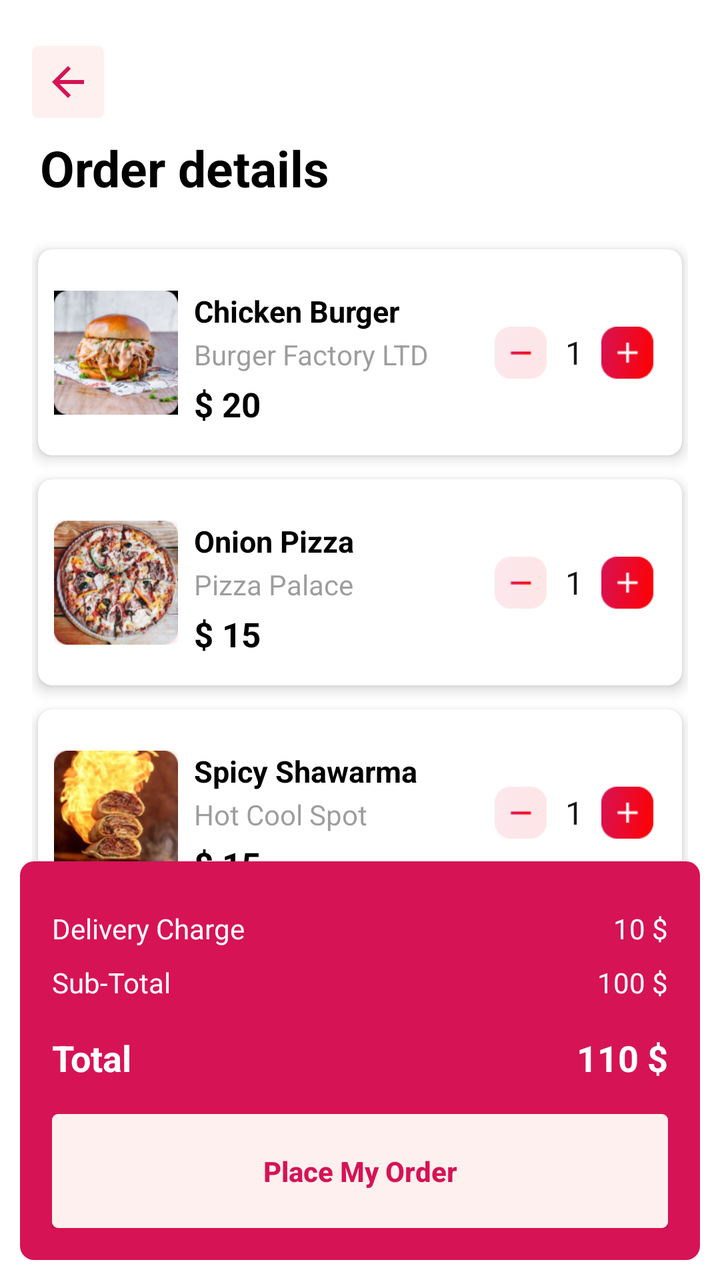
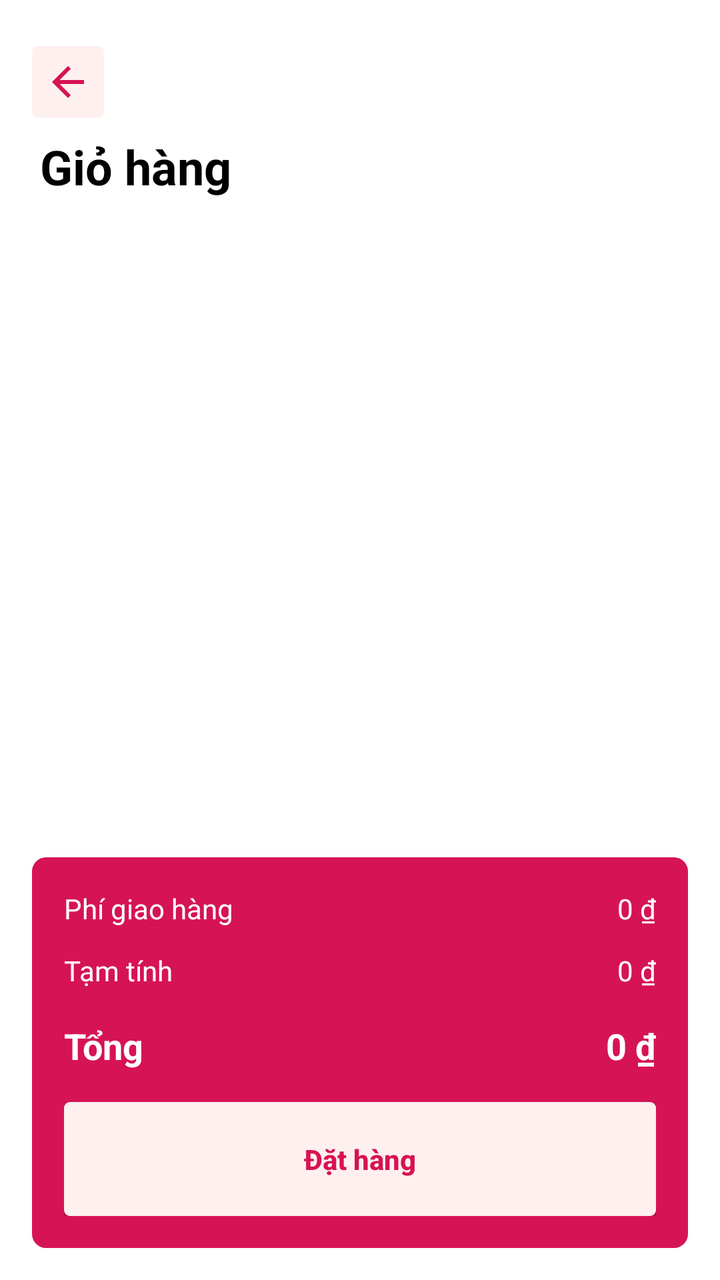

Screens rendered from an Android XML layout before and after an edit, with the pre-edit source and the edit as a unified diff.
<!-- AndroidManifest.xml: application theme Theme.FoodCouriers -->
<!-- res/layout/activity_cart.xml -->
<?xml version="1.0" encoding="utf-8"?>
<androidx.constraintlayout.widget.ConstraintLayout xmlns:android="http://schemas.android.com/apk/res/android"
    xmlns:app="http://schemas.android.com/apk/res-auto"
    android:id="@+id/rootOrderDetails"
    android:layout_width="match_parent"
    android:layout_height="match_parent"
    android:background="@android:color/white">

    <ImageButton
        android:id="@+id/btnBack"
        android:layout_width="36dp"
        android:layout_height="36dp"
        android:layout_marginStart="16dp"
        android:layout_marginTop="23dp"
        android:background="@drawable/bg_button_secondary"
        android:src="@drawable/ic_back"
        android:scaleType="centerInside"
        app:tint="@color/primary"
        android:contentDescription="@string/back"
        app:layout_constraintTop_toTopOf="parent"
        app:layout_constraintStart_toStartOf="parent" />


    <TextView
        android:id="@+id/tvTitle"
        android:layout_width="wrap_content"
        android:layout_height="wrap_content"
        android:layout_marginTop="8dp"
        android:text="Order details"
        android:layout_marginStart="20dp"
        android:textColor="@android:color/black"
        app:layout_constraintStart_toStartOf="parent"
        app:layout_constraintTop_toBottomOf="@+id/btnBack"
        android:textSize="25sp"
        android:textStyle="bold" />

    <androidx.core.widget.NestedScrollView
        android:id="@+id/scrollOrderDetails"
        android:layout_width="0dp"
        android:layout_height="0dp"
        android:fillViewport="true"
        app:layout_constraintBottom_toTopOf="@+id/layoutPlaceOrder"
        app:layout_constraintEnd_toEndOf="parent"
        app:layout_constraintStart_toStartOf="parent"
        app:layout_constraintTop_toBottomOf="@id/tvTitle"
        app:layout_constraintVertical_bias="0">

        <LinearLayout
            android:layout_width="match_parent"
            android:layout_height="wrap_content"
            android:layout_margin="16dp"
            android:orientation="vertical">

            <androidx.cardview.widget.CardView
                android:id="@+id/cardItem1"
                android:layout_width="match_parent"
                android:layout_height="103dp"
                android:layout_marginTop="8dp"
                android:layout_marginHorizontal="3dp"
                app:cardCornerRadius="7dp"
                app:cardElevation="4dp">

                <androidx.constraintlayout.widget.ConstraintLayout
                    android:layout_width="match_parent"
                    android:layout_height="match_parent"
                    android:padding="8dp">

                    
                    <ImageView
                        android:id="@+id/imgItem1"
                        android:layout_width="62dp"
                        android:layout_height="62dp"
                        android:background="@drawable/bg_button_secondary"
                        android:contentDescription="@string/image"
                        android:scaleType="centerCrop"
                        android:src="@drawable/img_menu_chicken_burger"
                        app:layout_constraintBottom_toBottomOf="parent"
                        app:layout_constraintStart_toStartOf="parent"
                        app:layout_constraintTop_toTopOf="parent" />

                    
                    <TextView
                        android:id="@+id/tvItem1Name"
                        android:layout_width="0dp"
                        android:layout_height="wrap_content"
                        android:layout_marginStart="8dp"
                        android:text="Chicken Burger"
                        android:textColor="@android:color/black"
                        android:textSize="15sp"
                        android:textStyle="bold"
                        app:layout_constraintEnd_toStartOf="@id/layoutQty1"
                        app:layout_constraintStart_toEndOf="@id/imgItem1"
                        app:layout_constraintTop_toTopOf="@id/imgItem1" />

                    
                    <TextView
                        android:id="@+id/tvItem1Restaurant"
                        android:layout_width="0dp"
                        android:layout_height="wrap_content"
                        android:layout_marginStart="8dp"
                        android:layout_marginTop="2dp"
                        android:text="Burger Factory LTD"
                        android:textColor="#803B3B3B"
                        android:textSize="14sp"
                        app:layout_constraintEnd_toStartOf="@id/layoutQty1"
                        app:layout_constraintStart_toEndOf="@id/imgItem1"
                        app:layout_constraintTop_toBottomOf="@id/tvItem1Name" />

                    
                    <TextView
                        android:id="@+id/tvItem1Price"
                        android:layout_width="wrap_content"
                        android:layout_height="wrap_content"
                        android:layout_marginStart="8dp"
                        android:layout_marginTop="4dp"
                        android:text="$ 20"
                        android:textColor="@android:color/black"
                        android:textSize="17sp"
                        android:textStyle="bold"
                        app:layout_constraintStart_toEndOf="@id/imgItem1"
                        app:layout_constraintTop_toBottomOf="@id/tvItem1Restaurant" />

                    
                    <LinearLayout
                        android:id="@+id/layoutQty1"
                        android:layout_width="92dp"
                        android:layout_height="26dp"
                        android:gravity="center"
                        android:orientation="horizontal"
                        android:paddingStart="6dp"
                        android:paddingEnd="6dp"
                        app:layout_constraintBottom_toBottomOf="parent"
                        app:layout_constraintEnd_toEndOf="parent"
                        app:layout_constraintTop_toTopOf="parent">

                        <ImageView
                            android:id="@+id/btnMinus1"
                            android:layout_width="0dp"
                            android:layout_height="match_parent"
                            android:layout_weight="1"
                            android:contentDescription="@string/decrease"
                            android:scaleType="centerInside"
                            android:src="@drawable/ic_decrease" />

                        <TextView
                            android:id="@+id/tvQty1"
                            android:layout_width="0dp"
                            android:layout_height="wrap_content"
                            android:layout_weight="1"
                            android:gravity="center"
                            android:text="1"
                            android:textColor="#181818"
                            android:textSize="16sp" />

                        <ImageView
                            android:id="@+id/btnPlus1"
                            android:layout_width="0dp"
                            android:layout_height="match_parent"
                            android:layout_weight="1"
                            android:contentDescription="@string/increase"
                            android:scaleType="centerInside"
                            android:src="@drawable/ic_increase" />
                    </LinearLayout>

                </androidx.constraintlayout.widget.ConstraintLayout>
            </androidx.cardview.widget.CardView>

            <androidx.cardview.widget.CardView
                android:id="@+id/cardItem2"
                android:layout_width="match_parent"
                android:layout_height="103dp"
                android:layout_marginTop="12dp"
                android:layout_marginHorizontal="3dp"
                app:cardCornerRadius="7dp"
                app:cardElevation="4dp">

                <androidx.constraintlayout.widget.ConstraintLayout
                    android:layout_width="match_parent"
                    android:layout_height="match_parent"
                    android:padding="8dp">

                    <ImageView
                        android:id="@+id/imgItem2"
                        android:layout_width="62dp"
                        android:layout_height="62dp"
                        android:background="@drawable/bg_button_secondary"
                        android:contentDescription="@string/image"
                        android:scaleType="centerCrop"
                        android:src="@drawable/img_menu_onion_pizza"
                        app:layout_constraintBottom_toBottomOf="parent"
                        app:layout_constraintStart_toStartOf="parent"
                        app:layout_constraintTop_toTopOf="parent" />

                    <TextView
                        android:id="@+id/tvItem2Name"
                        android:layout_width="0dp"
                        android:layout_height="wrap_content"
                        android:layout_marginStart="8dp"
                        android:text="Onion Pizza"
                        android:textColor="@android:color/black"
                        android:textSize="15sp"
                        android:textStyle="bold"
                        app:layout_constraintEnd_toStartOf="@id/layoutQty2"
                        app:layout_constraintStart_toEndOf="@id/imgItem2"
                        app:layout_constraintTop_toTopOf="@id/imgItem2" />

                    <TextView
                        android:id="@+id/tvItem2Restaurant"
                        android:layout_width="0dp"
                        android:layout_height="wrap_content"
                        android:layout_marginStart="8dp"
                        android:layout_marginTop="2dp"
                        android:text="Pizza Palace"
                        android:textColor="#803B3B3B"
                        android:textSize="14sp"
                        app:layout_constraintEnd_toStartOf="@id/layoutQty2"
                        app:layout_constraintStart_toEndOf="@id/imgItem2"
                        app:layout_constraintTop_toBottomOf="@id/tvItem2Name" />

                    <TextView
                        android:id="@+id/tvItem2Price"
                        android:layout_width="wrap_content"
                        android:layout_height="wrap_content"
                        android:layout_marginStart="8dp"
                        android:layout_marginTop="4dp"
                        android:text="$ 15"
                        android:textColor="@android:color/black"
                        android:textSize="17sp"
                        android:textStyle="bold"
                        app:layout_constraintStart_toEndOf="@id/imgItem2"
                        app:layout_constraintTop_toBottomOf="@id/tvItem2Restaurant" />

                    <LinearLayout
                        android:id="@+id/layoutQty2"
                        android:layout_width="92dp"
                        android:layout_height="26dp"
                        android:gravity="center"
                        android:orientation="horizontal"
                        android:paddingStart="6dp"
                        android:paddingEnd="6dp"
                        app:layout_constraintBottom_toBottomOf="parent"
                        app:layout_constraintEnd_toEndOf="parent"
                        app:layout_constraintTop_toTopOf="parent">

                        <ImageView
                            android:id="@+id/btnMinus2"
                            android:layout_width="0dp"
                            android:layout_height="match_parent"
                            android:layout_weight="1"
                            android:contentDescription="@string/decrease"
                            android:scaleType="centerInside"
                            android:src="@drawable/ic_decrease" />

                        <TextView
                            android:id="@+id/tvQty2"
                            android:layout_width="0dp"
                            android:layout_height="wrap_content"
                            android:layout_weight="1"
                            android:gravity="center"
                            android:text="1"
                            android:textColor="#181818"
                            android:textSize="16sp" />

                        <ImageView
                            android:id="@+id/btnPlus2"
                            android:layout_width="0dp"
                            android:layout_height="match_parent"
                            android:layout_weight="1"
                            android:contentDescription="@string/increase"
                            android:scaleType="centerInside"
                            android:src="@drawable/ic_increase" />
                    </LinearLayout>

                </androidx.constraintlayout.widget.ConstraintLayout>
            </androidx.cardview.widget.CardView>

            <androidx.cardview.widget.CardView
                android:id="@+id/cardItem"
                android:layout_width="match_parent"
                android:layout_height="103dp"
                android:layout_marginTop="12dp"
                android:layout_marginHorizontal="3dp"
                app:cardCornerRadius="7dp"
                app:cardElevation="4dp">

                <androidx.constraintlayout.widget.ConstraintLayout
                    android:layout_width="match_parent"
                    android:layout_height="match_parent"
                    android:padding="8dp">

                    <ImageView
                        android:id="@+id/imgItem4"
                        android:layout_width="62dp"
                        android:layout_height="62dp"
                        android:background="@drawable/bg_button_secondary"
                        android:contentDescription="@string/image"
                        android:scaleType="centerCrop"
                        android:src="@drawable/img_menu_spicy_shawarma"
                        app:layout_constraintBottom_toBottomOf="parent"
                        app:layout_constraintStart_toStartOf="parent"
                        app:layout_constraintTop_toTopOf="parent" />

                    <TextView
                        android:id="@+id/tvItem4Name"
                        android:layout_width="0dp"
                        android:layout_height="wrap_content"
                        android:layout_marginStart="8dp"
                        android:text="Spicy Shawarma"
                        android:textColor="@android:color/black"
                        android:textSize="15sp"
                        android:textStyle="bold"
                        app:layout_constraintEnd_toStartOf="@id/layoutQty4"
                        app:layout_constraintStart_toEndOf="@id/imgItem4"
                        app:layout_constraintTop_toTopOf="@id/imgItem4" />

                    <TextView
                        android:id="@+id/tvItem4Restaurant"
                        android:layout_width="0dp"
                        android:layout_height="wrap_content"
                        android:layout_marginStart="8dp"
                        android:layout_marginTop="2dp"
                        android:text="Hot Cool Spot"
                        android:textColor="#803B3B3B"
                        android:textSize="14sp"
                        app:layout_constraintEnd_toStartOf="@id/layoutQty4"
                        app:layout_constraintStart_toEndOf="@id/imgItem4"
                        app:layout_constraintTop_toBottomOf="@id/tvItem4Name" />

                    <TextView
                        android:id="@+id/tvItem4Price"
                        android:layout_width="wrap_content"
                        android:layout_height="wrap_content"
                        android:layout_marginStart="8dp"
                        android:layout_marginTop="4dp"
                        android:text="$ 15"
                        android:textColor="@android:color/black"
                        android:textSize="17sp"
                        android:textStyle="bold"
                        app:layout_constraintStart_toEndOf="@id/imgItem4"
                        app:layout_constraintTop_toBottomOf="@id/tvItem4Restaurant" />

                    <LinearLayout
                        android:id="@+id/layoutQty4"
                        android:layout_width="92dp"
                        android:layout_height="26dp"
                        android:gravity="center"
                        android:orientation="horizontal"
                        android:paddingStart="6dp"
                        android:paddingEnd="6dp"
                        app:layout_constraintBottom_toBottomOf="parent"
                        app:layout_constraintEnd_toEndOf="parent"
                        app:layout_constraintTop_toTopOf="parent">

                        <ImageView
                            android:layout_width="0dp"
                            android:layout_height="match_parent"
                            android:layout_weight="1"
                            android:contentDescription="@string/decrease"
                            android:scaleType="centerInside"
                            android:src="@drawable/ic_decrease" />

                        <TextView
                            android:layout_width="0dp"
                            android:layout_height="wrap_content"
                            android:layout_weight="1"
                            android:gravity="center"
                            android:text="1"
                            android:textColor="#181818"
                            android:textSize="16sp" />

                        <ImageView
                            android:layout_width="0dp"
                            android:layout_height="match_parent"
                            android:layout_weight="1"
                            android:contentDescription="@string/increase"
                            android:scaleType="centerInside"
                            android:src="@drawable/ic_increase" />
                    </LinearLayout>

                </androidx.constraintlayout.widget.ConstraintLayout>
            </androidx.cardview.widget.CardView>

            <androidx.cardview.widget.CardView
                android:id="@+id/cardItem3"
                android:layout_width="match_parent"
                android:layout_height="103dp"
                android:layout_marginTop="12dp"
                android:layout_marginHorizontal="3dp"
                app:cardCornerRadius="7dp"
                app:cardElevation="4dp">

                <androidx.constraintlayout.widget.ConstraintLayout
                    android:layout_width="match_parent"
                    android:layout_height="match_parent"
                    android:padding="8dp">

                    <ImageView
                        android:id="@+id/imgItem3"
                        android:layout_width="62dp"
                        android:layout_height="62dp"
                        android:background="@drawable/bg_button_secondary"
                        android:contentDescription="@string/image"
                        android:scaleType="centerCrop"
                        android:src="@drawable/img_menu_spicy_shawarma"
                        app:layout_constraintBottom_toBottomOf="parent"
                        app:layout_constraintStart_toStartOf="parent"
                        app:layout_constraintTop_toTopOf="parent" />

                    <TextView
                        android:id="@+id/tvItem3Name"
                        android:layout_width="0dp"
                        android:layout_height="wrap_content"
                        android:layout_marginStart="8dp"
                        android:text="Spicy Shawarma"
                        android:textColor="@android:color/black"
                        android:textSize="15sp"
                        android:textStyle="bold"
                        app:layout_constraintEnd_toStartOf="@id/layoutQty3"
                        app:layout_constraintStart_toEndOf="@id/imgItem3"
                        app:layout_constraintTop_toTopOf="@id/imgItem3" />

                    <TextView
                        android:id="@+id/tvItem3Restaurant"
                        android:layout_width="0dp"
                        android:layout_height="wrap_content"
                        android:layout_marginStart="8dp"
                        android:layout_marginTop="2dp"
                        android:text="Hot Cool Spot"
                        android:textColor="#803B3B3B"
                        android:textSize="14sp"
                        app:layout_constraintEnd_toStartOf="@id/layoutQty3"
                        app:layout_constraintStart_toEndOf="@id/imgItem3"
                        app:layout_constraintTop_toBottomOf="@id/tvItem3Name" />

                    <TextView
                        android:id="@+id/tvItem3Price"
                        android:layout_width="wrap_content"
                        android:layout_height="wrap_content"
                        android:layout_marginStart="8dp"
                        android:layout_marginTop="4dp"
                        android:text="$ 15"
                        android:textColor="@android:color/black"
                        android:textSize="17sp"
                        android:textStyle="bold"
                        app:layout_constraintStart_toEndOf="@id/imgItem3"
                        app:layout_constraintTop_toBottomOf="@id/tvItem3Restaurant" />

                    <LinearLayout
                        android:id="@+id/layoutQty3"
                        android:layout_width="92dp"
                        android:layout_height="26dp"
                        android:gravity="center"
                        android:orientation="horizontal"
                        android:paddingStart="6dp"
                        android:paddingEnd="6dp"
                        app:layout_constraintBottom_toBottomOf="parent"
                        app:layout_constraintEnd_toEndOf="parent"
                        app:layout_constraintTop_toTopOf="parent">

                        <ImageView
                            android:id="@+id/btnMinus3"
                            android:layout_width="0dp"
                            android:layout_height="match_parent"
                            android:layout_weight="1"
                            android:contentDescription="@string/decrease"
                            android:scaleType="centerInside"
                            android:src="@drawable/ic_decrease" />

                        <TextView
                            android:id="@+id/tvQty3"
                            android:layout_width="0dp"
                            android:layout_height="wrap_content"
                            android:layout_weight="1"
                            android:gravity="center"
                            android:text="1"
                            android:textColor="#181818"
                            android:textSize="16sp" />

                        <ImageView
                            android:id="@+id/btnPlus3"
                            android:layout_width="0dp"
                            android:layout_height="match_parent"
                            android:layout_weight="1"
                            android:contentDescription="@string/increase"
                            android:scaleType="centerInside"
                            android:src="@drawable/ic_increase" />
                    </LinearLayout>

                </androidx.constraintlayout.widget.ConstraintLayout>
            </androidx.cardview.widget.CardView>

            <View
                android:layout_width="0dp"
                android:layout_height="3dp"/>
        </LinearLayout>
    </androidx.core.widget.NestedScrollView>

    <androidx.constraintlayout.widget.ConstraintLayout
        android:id="@+id/layoutPlaceOrder"
        android:layout_width="match_parent"
        android:layout_height="wrap_content"
        android:layout_margin="10dp"
        android:background="@drawable/bg_button_primary"
        android:padding="16dp"
        app:layout_constraintBottom_toBottomOf="parent"
        app:layout_constraintEnd_toEndOf="parent"
        app:layout_constraintStart_toStartOf="parent">


        
        <TextView
            android:id="@+id/tvDeliveryLabel"
            android:layout_width="wrap_content"
            android:layout_height="wrap_content"
            android:layout_marginTop="8dp"
            android:text="Delivery Charge"
            android:textColor="@android:color/white"
            android:textSize="14sp"
            app:layout_constraintStart_toStartOf="parent"
            app:layout_constraintTop_toTopOf="parent" />

        <TextView
            android:id="@+id/tvDeliveryValue"
            android:layout_width="wrap_content"
            android:layout_height="wrap_content"
            android:text="10 $"
            android:textColor="@android:color/white"
            android:textSize="14sp"
            app:layout_constraintBottom_toBottomOf="@id/tvDeliveryLabel"
            app:layout_constraintEnd_toEndOf="parent"
            app:layout_constraintTop_toTopOf="@id/tvDeliveryLabel" />

        
        <TextView
            android:id="@+id/tvSubTotalLabel"
            android:layout_width="wrap_content"
            android:layout_height="wrap_content"
            android:layout_marginTop="8dp"
            android:text="Sub-Total"
            android:textColor="@android:color/white"
            android:textSize="14sp"
            app:layout_constraintStart_toStartOf="parent"
            app:layout_constraintTop_toBottomOf="@id/tvDeliveryLabel" />

        <TextView
            android:id="@+id/tvSubTotalValue"
            android:layout_width="wrap_content"
            android:layout_height="wrap_content"
            android:text="100 $"
            android:textColor="@android:color/white"
            android:textSize="14sp"
            app:layout_constraintBottom_toBottomOf="@id/tvSubTotalLabel"
            app:layout_constraintEnd_toEndOf="parent"
            app:layout_constraintTop_toTopOf="@id/tvSubTotalLabel" />

        
        <TextView
            android:id="@+id/tvTotalLabel"
            android:layout_width="wrap_content"
            android:layout_height="wrap_content"
            android:layout_marginTop="16dp"
            android:text="Total"
            android:textColor="@android:color/white"
            android:textSize="18sp"
            android:textStyle="bold"
            app:layout_constraintStart_toStartOf="parent"
            app:layout_constraintTop_toBottomOf="@id/tvSubTotalLabel" />

        <TextView
            android:id="@+id/tvTotalValue"
            android:layout_width="wrap_content"
            android:layout_height="wrap_content"
            android:text="110 $"
            android:textColor="@android:color/white"
            android:textSize="18sp"
            android:textStyle="bold"
            app:layout_constraintBottom_toBottomOf="@id/tvTotalLabel"
            app:layout_constraintEnd_toEndOf="parent"
            app:layout_constraintTop_toTopOf="@id/tvTotalLabel" />

        <androidx.appcompat.widget.AppCompatButton
            android:id="@+id/btnPlaceOrder"
            android:layout_width="0dp"
            android:layout_height="57dp"
            android:layout_marginTop="16dp"
            android:background="@drawable/bg_button_secondary"
            android:elevation="20dp"
            android:text="Place My Order"
            android:textAllCaps="false"
            android:textColor="#D61355"
            android:textSize="14sp"
            android:textStyle="bold"
            app:layout_constraintBottom_toBottomOf="parent"
            app:layout_constraintEnd_toEndOf="parent"
            app:layout_constraintStart_toStartOf="parent"
            app:layout_constraintTop_toBottomOf="@id/tvTotalLabel" />

    </androidx.constraintlayout.widget.ConstraintLayout>
</androidx.constraintlayout.widget.ConstraintLayout>
<!-- resources referenced by this layout -->
<resources>
  <color name="primary">#D61355</color>
  <!-- drawable bg_button_primary (drawable) -->
  <?xml version="1.0" encoding="utf-8"?>
  <shape xmlns:android="http://schemas.android.com/apk/res/android"
      android:shape="rectangle">
      <solid android:color="@color/primary" />
      <corners android:radius="7dp" />
  </shape>
  <!-- drawable bg_button_secondary (drawable) -->
  <?xml version="1.0" encoding="utf-8"?>
  <shape xmlns:android="http://schemas.android.com/apk/res/android"
      android:shape="rectangle">
      <solid android:color="@color/pink" />
      <corners android:radius="3dp" />
  </shape>
  <!-- drawable ic_back (drawable) -->
  <?xml version="1.0" encoding="utf-8"?>
  <vector xmlns:android="http://schemas.android.com/apk/res/android"
      android:width="24dp"
      android:height="24dp"
      android:viewportWidth="24"
      android:viewportHeight="24">
  
      
      <path
          android:pathData="M20,11H7.83L13.41,5.41L12,4L4,12L12,20L13.41,18.59L7.83,13H20V11Z"
          android:fillColor="#FFFFFFFF" />
  </vector>
  <!-- drawable ic_decrease: png bitmap (drawable, 2774 bytes) -->
  <!-- drawable ic_increase: png bitmap (drawable, 4090 bytes) -->
  <!-- drawable img_menu_chicken_burger: png bitmap (drawable, 37528 bytes) -->
  <!-- drawable img_menu_onion_pizza: png bitmap (drawable, 50367 bytes) -->
  <!-- drawable img_menu_spicy_shawarma: png bitmap (drawable, 44225 bytes) -->
  <string name="back">Back</string>
  <string name="decrease">Decrease</string>
  <string name="image">Image</string>
  <string name="increase">Increase</string>
  <style name="Theme.FoodCouriers" parent="Base.Theme.FoodCouriers" />
  <color name="pink">#FFF0F0</color>
  <style name="Base.Theme.FoodCouriers" parent="Theme.Material3.DayNight.NoActionBar">
          
          <item name="colorPrimary">@color/primary</item>
          <item name="colorPrimaryVariant">@color/primary</item>
          <item name="colorOnPrimary">@color/white</item>
          
          <item name="colorSecondary">@color/pink</item>
          <item name="colorSecondaryVariant">@color/pink</item>
          <item name="colorOnSecondary">@color/black</item>
          
          <item name="android:statusBarColor">?attr/colorPrimaryVariant</item>
  
          
          <item name="colorControlActivated">@color/primary</item>
          <item name="android:textColorHighlight">@color/pink</item>
      </style>
  <color name="white">#FFFFFF</color>
  <color name="black">#FF000000</color>
</resources>

<!-- the commit's change to res/layout/activity_cart.xml (unified diff, before → after) -->
@@ -1,7 +1,7 @@
 <?xml version="1.0" encoding="utf-8"?>
 <androidx.constraintlayout.widget.ConstraintLayout xmlns:android="http://schemas.android.com/apk/res/android"
     xmlns:app="http://schemas.android.com/apk/res-auto"
-    android:id="@+id/rootOrderDetails"
+    android:id="@+id/rootCart"
     android:layout_width="match_parent"
     android:layout_height="match_parent"
     android:background="@android:color/white">
@@ -13,507 +13,82 @@
         android:layout_marginStart="16dp"
         android:layout_marginTop="23dp"
         android:background="@drawable/bg_button_secondary"
+        android:contentDescription="@string/back"
+        android:scaleType="centerInside"
         android:src="@drawable/ic_back"
-        android:scaleType="centerInside"
-        app:tint="@color/primary"
-        android:contentDescription="@string/back"
+        app:layout_constraintStart_toStartOf="parent"
         app:layout_constraintTop_toTopOf="parent"
-        app:layout_constraintStart_toStartOf="parent" />
-
+        app:tint="@color/primary" />
 
     <TextView
         android:id="@+id/tvTitle"
         android:layout_width="wrap_content"
         android:layout_height="wrap_content"
+        android:layout_marginStart="20dp"
         android:layout_marginTop="8dp"
-        android:text="Order details"
-        android:layout_marginStart="20dp"
+        android:text="@string/cart"
         android:textColor="@android:color/black"
+        android:textSize="24sp"
+        android:textStyle="bold"
         app:layout_constraintStart_toStartOf="parent"
-        app:layout_constraintTop_toBottomOf="@+id/btnBack"
-        android:textSize="25sp"
-        android:textStyle="bold" />
+        app:layout_constraintTop_toBottomOf="@id/btnBack" />
 
-    <androidx.core.widget.NestedScrollView
-        android:id="@+id/scrollOrderDetails"
+    <ListView
+        android:id="@+id/listCartItems"
         android:layout_width="0dp"
         android:layout_height="0dp"
-        android:fillViewport="true"
+        android:divider="@android:color/transparent"
+        android:dividerHeight="12dp"
+        android:layout_marginTop="10dp"
+        android:scrollbars="none"
+        android:listSelector="@android:color/transparent"
+        android:paddingStart="16dp"
+        android:paddingEnd="16dp"
         app:layout_constraintBottom_toTopOf="@+id/layoutPlaceOrder"
         app:layout_constraintEnd_toEndOf="parent"
         app:layout_constraintStart_toStartOf="parent"
-        app:layout_constraintTop_toBottomOf="@id/tvTitle"
-        app:layout_constraintVertical_bias="0">
+        app:layout_constraintTop_toBottomOf="@+id/tvTitle" />
 
-        <LinearLayout
-            android:layout_width="match_parent"
-            android:layout_height="wrap_content"
-            android:layout_margin="16dp"
-            android:orientation="vertical">
+    <TextView
+        android:id="@+id/tvEmptyCart"
+        android:layout_width="wrap_content"
+        android:layout_height="wrap_content"
+        android:text="@string/cart_empty"
+        android:textColor="@color/gray"
+        android:textSize="14sp"
+        android:visibility="gone"
+        app:layout_constraintBottom_toTopOf="@id/layoutPlaceOrder"
+        app:layout_constraintEnd_toEndOf="parent"
+        app:layout_constraintStart_toStartOf="parent"
+        app:layout_constraintTop_toBottomOf="@id/tvTitle" />
 
-            <androidx.cardview.widget.CardView
-                android:id="@+id/cardItem1"
-                android:layout_width="match_parent"
-                android:layout_height="103dp"
-                android:layout_marginTop="8dp"
-                android:layout_marginHorizontal="3dp"
-                app:cardCornerRadius="7dp"
-                app:cardElevation="4dp">
-
-                <androidx.constraintlayout.widget.ConstraintLayout
-                    android:layout_width="match_parent"
-                    android:layout_height="match_parent"
-                    android:padding="8dp">
-
-                    
-                    <ImageView
-                        android:id="@+id/imgItem1"
-                        android:layout_width="62dp"
-                        android:layout_height="62dp"
-                        android:background="@drawable/bg_button_secondary"
-                        android:contentDescription="@string/image"
-                        android:scaleType="centerCrop"
-                        android:src="@drawable/img_menu_chicken_burger"
-                        app:layout_constraintBottom_toBottomOf="parent"
-                        app:layout_constraintStart_toStartOf="parent"
-                        app:layout_constraintTop_toTopOf="parent" />
-
-                    
-                    <TextView
-                        android:id="@+id/tvItem1Name"
-                        android:layout_width="0dp"
-                        android:layout_height="wrap_content"
-                        android:layout_marginStart="8dp"
-                        android:text="Chicken Burger"
-                        android:textColor="@android:color/black"
-                        android:textSize="15sp"
-                        android:textStyle="bold"
-                        app:layout_constraintEnd_toStartOf="@id/layoutQty1"
-                        app:layout_constraintStart_toEndOf="@id/imgItem1"
-                        app:layout_constraintTop_toTopOf="@id/imgItem1" />
-
-                    
-                    <TextView
-                        android:id="@+id/tvItem1Restaurant"
-                        android:layout_width="0dp"
-                        android:layout_height="wrap_content"
-                        android:layout_marginStart="8dp"
-                        android:layout_marginTop="2dp"
-                        android:text="Burger Factory LTD"
-                        android:textColor="#803B3B3B"
-                        android:textSize="14sp"
-                        app:layout_constraintEnd_toStartOf="@id/layoutQty1"
-                        app:layout_constraintStart_toEndOf="@id/imgItem1"
-                        app:layout_constraintTop_toBottomOf="@id/tvItem1Name" />
-
-                    
-                    <TextView
-                        android:id="@+id/tvItem1Price"
-                        android:layout_width="wrap_content"
-                        android:layout_height="wrap_content"
-                        android:layout_marginStart="8dp"
-                        android:layout_marginTop="4dp"
-                        android:text="$ 20"
-                        android:textColor="@android:color/black"
-                        android:textSize="17sp"
-                        android:textStyle="bold"
-                        app:layout_constraintStart_toEndOf="@id/imgItem1"
-                        app:layout_constraintTop_toBottomOf="@id/tvItem1Restaurant" />
-
-                    
-                    <LinearLayout
-                        android:id="@+id/layoutQty1"
-                        android:layout_width="92dp"
-                        android:layout_height="26dp"
-                        android:gravity="center"
-                        android:orientation="horizontal"
-                        android:paddingStart="6dp"
-                        android:paddingEnd="6dp"
-                        app:layout_constraintBottom_toBottomOf="parent"
-                        app:layout_constraintEnd_toEndOf="parent"
-                        app:layout_constraintTop_toTopOf="parent">
-
-                        <ImageView
-                            android:id="@+id/btnMinus1"
-                            android:layout_width="0dp"
-                            android:layout_height="match_parent"
-                            android:layout_weight="1"
-                            android:contentDescription="@string/decrease"
-                            android:scaleType="centerInside"
-                            android:src="@drawable/ic_decrease" />
-
-                        <TextView
-                            android:id="@+id/tvQty1"
-                            android:layout_width="0dp"
-                            android:layout_height="wrap_content"
-                            android:layout_weight="1"
-                            android:gravity="center"
-                            android:text="1"
-                            android:textColor="#181818"
-                            android:textSize="16sp" />
-
-                        <ImageView
-                            android:id="@+id/btnPlus1"
-                            android:layout_width="0dp"
-                            android:layout_height="match_parent"
-                            android:layout_weight="1"
-                            android:contentDescription="@string/increase"
-                            android:scaleType="centerInside"
-                            android:src="@drawable/ic_increase" />
-                    </LinearLayout>
-
-                </androidx.constraintlayout.widget.ConstraintLayout>
-            </androidx.cardview.widget.CardView>
-
-            <androidx.cardview.widget.CardView
-                android:id="@+id/cardItem2"
-                android:layout_width="match_parent"
-                android:layout_height="103dp"
-                android:layout_marginTop="12dp"
-                android:layout_marginHorizontal="3dp"
-                app:cardCornerRadius="7dp"
-                app:cardElevation="4dp">
-
-                <androidx.constraintlayout.widget.ConstraintLayout
-                    android:layout_width="match_parent"
-                    android:layout_height="match_parent"
-                    android:padding="8dp">
-
-                    <ImageView
-                        android:id="@+id/imgItem2"
-                        android:layout_width="62dp"
-                        android:layout_height="62dp"
-                        android:background="@drawable/bg_button_secondary"
-                        android:contentDescription="@string/image"
-                        android:scaleType="centerCrop"
-                        android:src="@drawable/img_menu_onion_pizza"
-                        app:layout_constraintBottom_toBottomOf="parent"
-                        app:layout_constraintStart_toStartOf="parent"
-                        app:layout_constraintTop_toTopOf="parent" />
-
-                    <TextView
-                        android:id="@+id/tvItem2Name"
-                        android:layout_width="0dp"
-                        android:layout_height="wrap_content"
-                        android:layout_marginStart="8dp"
-                        android:text="Onion Pizza"
-                        android:textColor="@android:color/black"
-                        android:textSize="15sp"
-                        android:textStyle="bold"
-                        app:layout_constraintEnd_toStartOf="@id/layoutQty2"
-                        app:layout_constraintStart_toEndOf="@id/imgItem2"
-                        app:layout_constraintTop_toTopOf="@id/imgItem2" />
-
-                    <TextView
-                        android:id="@+id/tvItem2Restaurant"
-                        android:layout_width="0dp"
-                        android:layout_height="wrap_content"
-                        android:layout_marginStart="8dp"
-                        android:layout_marginTop="2dp"
-                        android:text="Pizza Palace"
-                        android:textColor="#803B3B3B"
-                        android:textSize="14sp"
-                        app:layout_constraintEnd_toStartOf="@id/layoutQty2"
-                        app:layout_constraintStart_toEndOf="@id/imgItem2"
-                        app:layout_constraintTop_toBottomOf="@id/tvItem2Name" />
-
-                    <TextView
-                        android:id="@+id/tvItem2Price"
-                        android:layout_width="wrap_content"
-                        android:layout_height="wrap_content"
-                        android:layout_marginStart="8dp"
-                        android:layout_marginTop="4dp"
-                        android:text="$ 15"
-                        android:textColor="@android:color/black"
-                        android:textSize="17sp"
-                        android:textStyle="bold"
-                        app:layout_constraintStart_toEndOf="@id/imgItem2"
-                        app:layout_constraintTop_toBottomOf="@id/tvItem2Restaurant" />
-
-                    <LinearLayout
-                        android:id="@+id/layoutQty2"
-                        android:layout_width="92dp"
-                        android:layout_height="26dp"
-                        android:gravity="center"
-                        android:orientation="horizontal"
-                        android:paddingStart="6dp"
-                        android:paddingEnd="6dp"
-                        app:layout_constraintBottom_toBottomOf="parent"
-                        app:layout_constraintEnd_toEndOf="parent"
-                        app:layout_constraintTop_toTopOf="parent">
-
-                        <ImageView
-                            android:id="@+id/btnMinus2"
-                            android:layout_width="0dp"
-                            android:layout_height="match_parent"
-                            android:layout_weight="1"
-                            android:contentDescription="@string/decrease"
-                            android:scaleType="centerInside"
-                            android:src="@drawable/ic_decrease" />
-
-                        <TextView
-                            android:id="@+id/tvQty2"
-                            android:layout_width="0dp"
-                            android:layout_height="wrap_content"
-                            android:layout_weight="1"
-                            android:gravity="center"
-                            android:text="1"
-                            android:textColor="#181818"
-                            android:textSize="16sp" />
-
-                        <ImageView
-                            android:id="@+id/btnPlus2"
-                            android:layout_width="0dp"
-                            android:layout_height="match_parent"
-                            android:layout_weight="1"
-                            android:contentDescription="@string/increase"
-                            android:scaleType="centerInside"
-                            android:src="@drawable/ic_increase" />
-                    </LinearLayout>
-
-                </androidx.constraintlayout.widget.ConstraintLayout>
-            </androidx.cardview.widget.CardView>
-
-            <androidx.cardview.widget.CardView
-                android:id="@+id/cardItem"
-                android:layout_width="match_parent"
-                android:layout_height="103dp"
-                android:layout_marginTop="12dp"
-                android:layout_marginHorizontal="3dp"
-                app:cardCornerRadius="7dp"
-                app:cardElevation="4dp">
-
-                <androidx.constraintlayout.widget.ConstraintLayout
-                    android:layout_width="match_parent"
-                    android:layout_height="match_parent"
-                    android:padding="8dp">
-
-                    <ImageView
-                        android:id="@+id/imgItem4"
-                        android:layout_width="62dp"
-                        android:layout_height="62dp"
-                        android:background="@drawable/bg_button_secondary"
-                        android:contentDescription="@string/image"
-                        android:scaleType="centerCrop"
-                        android:src="@drawable/img_menu_spicy_shawarma"
-                        app:layout_constraintBottom_toBottomOf="parent"
-                        app:layout_constraintStart_toStartOf="parent"
-                        app:layout_constraintTop_toTopOf="parent" />
-
-                    <TextView
-                        android:id="@+id/tvItem4Name"
-                        android:layout_width="0dp"
-                        android:layout_height="wrap_content"
-                        android:layout_marginStart="8dp"
-                        android:text="Spicy Shawarma"
-                        android:textColor="@android:color/black"
-                        android:textSize="15sp"
-                        android:textStyle="bold"
-                        app:layout_constraintEnd_toStartOf="@id/layoutQty4"
-                        app:layout_constraintStart_toEndOf="@id/imgItem4"
-                        app:layout_constraintTop_toTopOf="@id/imgItem4" />
-
-                    <TextView
-                        android:id="@+id/tvItem4Restaurant"
-                        android:layout_width="0dp"
-                        android:layout_height="wrap_content"
-                        android:layout_marginStart="8dp"
-                        android:layout_marginTop="2dp"
-                        android:text="Hot Cool Spot"
-                        android:textColor="#803B3B3B"
-                        android:textSize="14sp"
-                        app:layout_constraintEnd_toStartOf="@id/layoutQty4"
-                        app:layout_constraintStart_toEndOf="@id/imgItem4"
-                        app:layout_constraintTop_toBottomOf="@id/tvItem4Name" />
-
-                    <TextView
-                        android:id="@+id/tvItem4Price"
-                        android:layout_width="wrap_content"
-                        android:layout_height="wrap_content"
-                        android:layout_marginStart="8dp"
-                        android:layout_marginTop="4dp"
-                        android:text="$ 15"
-                        android:textColor="@android:color/black"
-                        android:textSize="17sp"
-                        android:textStyle="bold"
-                        app:layout_constraintStart_toEndOf="@id/imgItem4"
-                        app:layout_constraintTop_toBottomOf="@id/tvItem4Restaurant" />
-
-                    <LinearLayout
-                        android:id="@+id/layoutQty4"
-                        android:layout_width="92dp"
-                        android:layout_height="26dp"
-                        android:gravity="center"
-                        android:orientation="horizontal"
-                        android:paddingStart="6dp"
-                        android:paddingEnd="6dp"
-                        app:layout_constraintBottom_toBottomOf="parent"
-                        app:layout_constraintEnd_toEndOf="parent"
-                        app:layout_constraintTop_toTopOf="parent">
-
-                        <ImageView
-                            android:layout_width="0dp"
-                            android:layout_height="match_parent"
-                            android:layout_weight="1"
-                            android:contentDescription="@string/decrease"
-                            android:scaleType="centerInside"
-                            android:src="@drawable/ic_decrease" />
-
-                        <TextView
-                            android:layout_width="0dp"
-                            android:layout_height="wrap_content"
-                            android:layout_weight="1"
-                            android:gravity="center"
-                            android:text="1"
-                            android:textColor="#181818"
-                            android:textSize="16sp" />
-
-                        <ImageView
-                            android:layout_width="0dp"
-                            android:layout_height="match_parent"
-                            android:layout_weight="1"
-                            android:contentDescription="@string/increase"
-                            android:scaleType="centerInside"
-                            android:src="@drawable/ic_increase" />
-                    </LinearLayout>
-
-                </androidx.constraintlayout.widget.ConstraintLayout>
-            </androidx.cardview.widget.CardView>
-
-            <androidx.cardview.widget.CardView
-                android:id="@+id/cardItem3"
-                android:layout_width="match_parent"
-                android:layout_height="103dp"
-                android:layout_marginTop="12dp"
-                android:layout_marginHorizontal="3dp"
-                app:cardCornerRadius="7dp"
-                app:cardElevation="4dp">
-
-                <androidx.constraintlayout.widget.ConstraintLayout
-                    android:layout_width="match_parent"
-                    android:layout_height="match_parent"
-                    android:padding="8dp">
-
-                    <ImageView
-                        android:id="@+id/imgItem3"
-                        android:layout_width="62dp"
-                        android:layout_height="62dp"
-                        android:background="@drawable/bg_button_secondary"
-                        android:contentDescription="@string/image"
-                        android:scaleType="centerCrop"
-                        android:src="@drawable/img_menu_spicy_shawarma"
-                        app:layout_constraintBottom_toBottomOf="parent"
-                        app:layout_constraintStart_toStartOf="parent"
-                        app:layout_constraintTop_toTopOf="parent" />
-
-                    <TextView
-                        android:id="@+id/tvItem3Name"
-                        android:layout_width="0dp"
-                        android:layout_height="wrap_content"
-                        android:layout_marginStart="8dp"
-                        android:text="Spicy Shawarma"
-                        android:textColor="@android:color/black"
-                        android:textSize="15sp"
-                        android:textStyle="bold"
-                        app:layout_constraintEnd_toStartOf="@id/layoutQty3"
-                        app:layout_constraintStart_toEndOf="@id/imgItem3"
-                        app:layout_constraintTop_toTopOf="@id/imgItem3" />
-
-                    <TextView
-                        android:id="@+id/tvItem3Restaurant"
-                        android:layout_width="0dp"
-                        android:layout_height="wrap_content"
-                        android:layout_marginStart="8dp"
-                        android:layout_marginTop="2dp"
-                        android:text="Hot Cool Spot"
-                        android:textColor="#803B3B3B"
-                        android:textSize="14sp"
-                        app:layout_constraintEnd_toStartOf="@id/layoutQty3"
-                        app:layout_constraintStart_toEndOf="@id/imgItem3"
-                        app:layout_constraintTop_toBottomOf="@id/tvItem3Name" />
-
-                    <TextView
-                        android:id="@+id/tvItem3Price"
-                        android:layout_width="wrap_content"
-                        android:layout_height="wrap_content"
-                        android:layout_marginStart="8dp"
-                        android:layout_marginTop="4dp"
-                        android:text="$ 15"
-                        android:textColor="@android:color/black"
-                        android:textSize="17sp"
-                        android:textStyle="bold"
-                        app:layout_constraintStart_toEndOf="@id/imgItem3"
-                        app:layout_constraintTop_toBottomOf="@id/tvItem3Restaurant" />
-
-                    <LinearLayout
-                        android:id="@+id/layoutQty3"
-                        android:layout_width="92dp"
-                        android:layout_height="26dp"
-                        android:gravity="center"
-                        android:orientation="horizontal"
-                        android:paddingStart="6dp"
-                        android:paddingEnd="6dp"
-                        app:layout_constraintBottom_toBottomOf="parent"
-                        app:layout_constraintEnd_toEndOf="parent"
-                        app:layout_constraintTop_toTopOf="parent">
-
-                        <ImageView
-                            android:id="@+id/btnMinus3"
-                            android:layout_width="0dp"
-                            android:layout_height="match_parent"
-                            android:layout_weight="1"
-                            android:contentDescription="@string/decrease"
-                            android:scaleType="centerInside"
-                            android:src="@drawable/ic_decrease" />
-
-                        <TextView
-                            android:id="@+id/tvQty3"
-                            android:layout_width="0dp"
-                            android:layout_height="wrap_content"
-                            android:layout_weight="1"
-                            android:gravity="center"
-                            android:text="1"
-                            android:textColor="#181818"
-                            android:textSize="16sp" />
-
-                        <ImageView
-                            android:id="@+id/btnPlus3"
-                            android:layout_width="0dp"
-                            android:layout_height="match_parent"
-                            android:layout_weight="1"
-                            android:contentDescription="@string/increase"
-                            android:scaleType="centerInside"
-                            android:src="@drawable/ic_increase" />
-                    </LinearLayout>
-
-                </androidx.constraintlayout.widget.ConstraintLayout>
-            </androidx.cardview.widget.CardView>
-
-            <View
-                android:layout_width="0dp"
-                android:layout_height="3dp"/>
-        </LinearLayout>
-    </androidx.core.widget.NestedScrollView>
+    <ProgressBar
+        android:id="@+id/progressCart"
+        android:layout_width="48dp"
+        android:layout_height="48dp"
+        android:indeterminate="true"
+        android:visibility="gone"
+        app:layout_constraintBottom_toBottomOf="parent"
+        app:layout_constraintEnd_toEndOf="parent"
+        app:layout_constraintStart_toStartOf="parent"
+        app:layout_constraintTop_toTopOf="parent" />
 
     <androidx.constraintlayout.widget.ConstraintLayout
         android:id="@+id/layoutPlaceOrder"
-        android:layout_width="match_parent"
+        android:layout_width="0dp"
         android:layout_height="wrap_content"
-        android:layout_margin="10dp"
+        android:layout_margin="16dp"
         android:background="@drawable/bg_button_primary"
         android:padding="16dp"
         app:layout_constraintBottom_toBottomOf="parent"
         app:layout_constraintEnd_toEndOf="parent"
         app:layout_constraintStart_toStartOf="parent">
 
-
-        
         <TextView
             android:id="@+id/tvDeliveryLabel"
             android:layout_width="wrap_content"
             android:layout_height="wrap_content"
-            android:layout_marginTop="8dp"
-            android:text="Delivery Charge"
+            android:text="@string/delivery_fee"
             android:textColor="@android:color/white"
             android:textSize="14sp"
             app:layout_constraintStart_toStartOf="parent"
@@ -523,20 +98,19 @@
             android:id="@+id/tvDeliveryValue"
             android:layout_width="wrap_content"
             android:layout_height="wrap_content"
-            android:text="10 $"
+            android:text="0 ₫"
             android:textColor="@android:color/white"
             android:textSize="14sp"
             app:layout_constraintBottom_toBottomOf="@id/tvDeliveryLabel"
             app:layout_constraintEnd_toEndOf="parent"
             app:layout_constraintTop_toTopOf="@id/tvDeliveryLabel" />
 
-        
         <TextView
             android:id="@+id/tvSubTotalLabel"
             android:layout_width="wrap_content"
             android:layout_height="wrap_content"
-            android:layout_marginTop="8dp"
-            android:text="Sub-Total"
+            android:layout_marginTop="12dp"
+            android:text="@string/subtotal"
             android:textColor="@android:color/white"
             android:textSize="14sp"
             app:layout_constraintStart_toStartOf="parent"
@@ -546,20 +120,19 @@
             android:id="@+id/tvSubTotalValue"
             android:layout_width="wrap_content"
             android:layout_height="wrap_content"
-            android:text="100 $"
+            android:text="0 ₫"
             android:textColor="@android:color/white"
             android:textSize="14sp"
             app:layout_constraintBottom_toBottomOf="@id/tvSubTotalLabel"
             app:layout_constraintEnd_toEndOf="parent"
             app:layout_constraintTop_toTopOf="@id/tvSubTotalLabel" />
 
-        
         <TextView
             android:id="@+id/tvTotalLabel"
             android:layout_width="wrap_content"
             android:layout_height="wrap_content"
             android:layout_marginTop="16dp"
-            android:text="Total"
+            android:text="@string/total"
             android:textColor="@android:color/white"
             android:textSize="18sp"
             android:textStyle="bold"
@@ -570,7 +143,7 @@
             android:id="@+id/tvTotalValue"
             android:layout_width="wrap_content"
             android:layout_height="wrap_content"
-            android:text="110 $"
+            android:text="0 ₫"
             android:textColor="@android:color/white"
             android:textSize="18sp"
             android:textStyle="bold"
@@ -584,10 +157,9 @@
             android:layout_height="57dp"
             android:layout_marginTop="16dp"
             android:background="@drawable/bg_button_secondary"
-            android:elevation="20dp"
-            android:text="Place My Order"
+            android:text="@string/place_order"
             android:textAllCaps="false"
-            android:textColor="#D61355"
+            android:textColor="@color/primary"
             android:textSize="14sp"
             android:textStyle="bold"
             app:layout_constraintBottom_toBottomOf="parent"
@@ -596,4 +168,5 @@
             app:layout_constraintTop_toBottomOf="@id/tvTotalLabel" />
 
     </androidx.constraintlayout.widget.ConstraintLayout>
+
 </androidx.constraintlayout.widget.ConstraintLayout>
<!-- resource entries referenced after the edit -->
@@ -1,5 +1,6 @@
 <!-- resources referenced by this layout -->
 <resources>
+  <color name="gray">#3B3B3B</color>
   <color name="primary">#D61355</color>
   <!-- drawable bg_button_primary (drawable) -->
   <?xml version="1.0" encoding="utf-8"?>
@@ -28,15 +29,13 @@
           android:pathData="M20,11H7.83L13.41,5.41L12,4L4,12L12,20L13.41,18.59L7.83,13H20V11Z"
           android:fillColor="#FFFFFFFF" />
   </vector>
-  <!-- drawable ic_decrease: png bitmap (drawable, 2774 bytes) -->
-  <!-- drawable ic_increase: png bitmap (drawable, 4090 bytes) -->
-  <!-- drawable img_menu_chicken_burger: png bitmap (drawable, 37528 bytes) -->
-  <!-- drawable img_menu_onion_pizza: png bitmap (drawable, 50367 bytes) -->
-  <!-- drawable img_menu_spicy_shawarma: png bitmap (drawable, 44225 bytes) -->
   <string name="back">Back</string>
-  <string name="decrease">Decrease</string>
-  <string name="image">Image</string>
-  <string name="increase">Increase</string>
+  <string name="cart">Giỏ hàng</string>
+  <string name="cart_empty">Giỏ hàng của bạn đang trống</string>
+  <string name="delivery_fee">Phí giao hàng</string>
+  <string name="place_order">Đặt hàng</string>
+  <string name="subtotal">Tạm tính</string>
+  <string name="total">Tổng</string>
   <style name="Theme.FoodCouriers" parent="Base.Theme.FoodCouriers" />
   <color name="pink">#FFF0F0</color>
   <style name="Base.Theme.FoodCouriers" parent="Theme.Material3.DayNight.NoActionBar">
